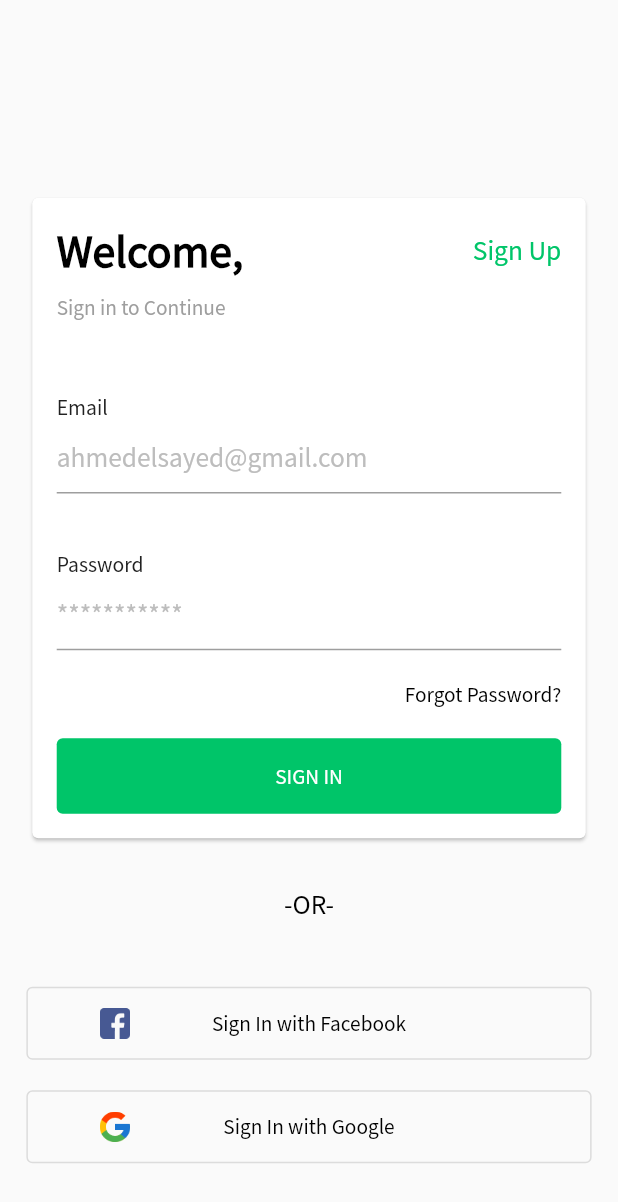
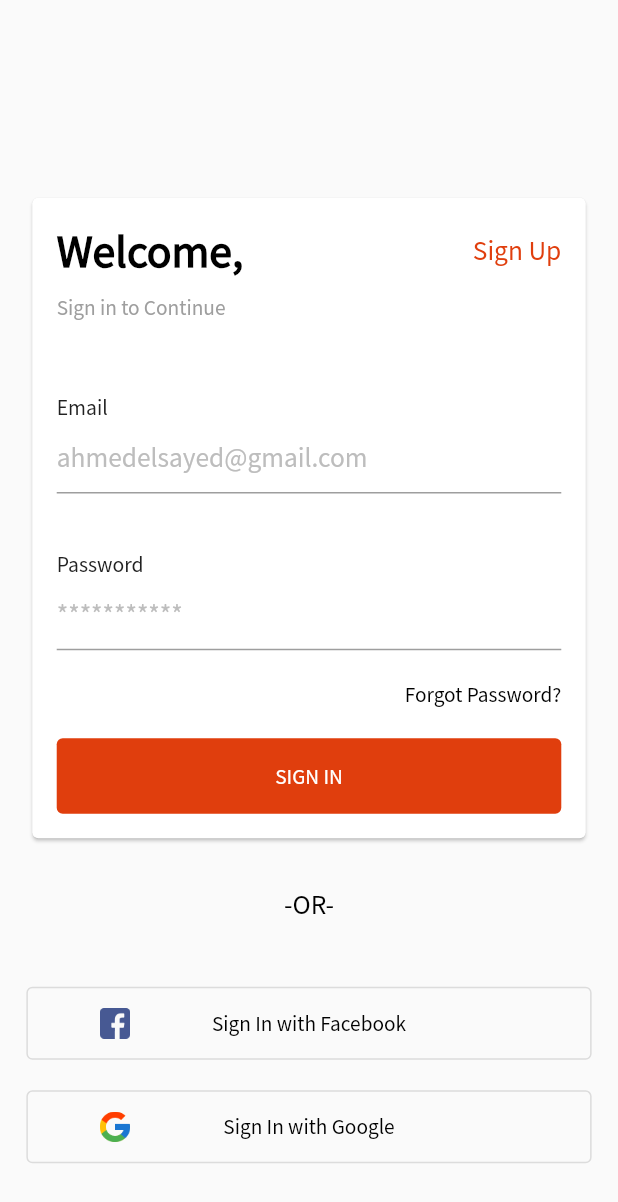
Before and after one commit to polimeralami/appDev, a Flutter app: the screen it shows after launch, on a phone screen of 412 x 824 dp. Shown: the top 1202 px of the screen. Run offline on Flutter 3.47's test engine with Material 2 defaults, Android fonts, the phone set to English and light mode, and no system bars; our stand-ins replace cloud_firestore, connectivity, firebase_auth, firebase_core, firebase_storage, flutter_screenutil and 5 more; missing offline and left inert: flutter_facebook_auth; accounts and stored records are empty.

Commit message:
change primaryColor

```diff
--- a/lib/constants.dart
+++ b/lib/constants.dart
@@ -1,3 +1,3 @@
 import 'package:flutter/material.dart';
 
-const primaryColor = Color.fromRGBO(0, 197, 105, 1);
+const primaryColor = Color.fromARGB(255, 224, 62, 13);
```
